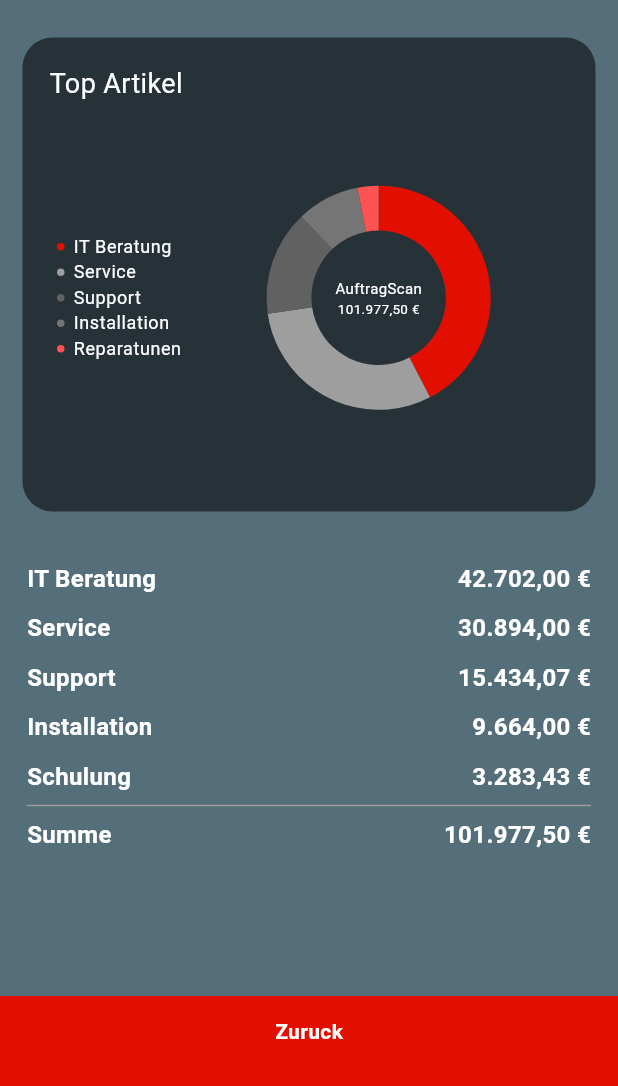
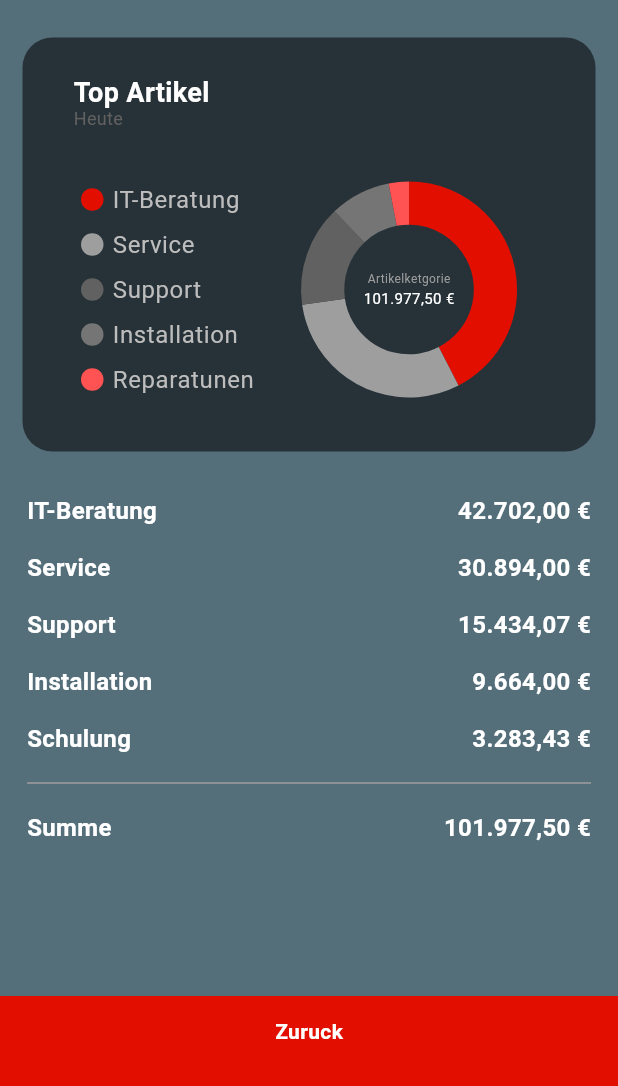
Before and after one commit to darshitsoftrefine/new_proj, a Flutter app: the DetailsScreen screen opened directly, on a phone screen of 412 x 824 dp, the part 150-1236 px from its top. Run offline on Flutter 3.47's test engine with Material 3 defaults, Android fonts, the phone set to English and light mode, and no system bars; our stand-ins replace get, reorderables, syncfusion_flutter_charts.

Commit message:
Made changes in Details Screen UI and some changes in the home/dashboard screen

```diff
--- a/lib/views/details_screen/details_screen.dart
+++ b/lib/views/details_screen/details_screen.dart
@@ -1,15 +1,15 @@
-import 'package:bavaris/views/custom_widgets/custom_widgets.dart';
 import 'package:flutter/material.dart';
 import 'package:get/get.dart';
 import 'package:syncfusion_flutter_charts/charts.dart';
 
 import '../../model/chart_data.dart';
+import '../custom_widgets/custom_widgets.dart';
 
 class DetailsScreen extends StatelessWidget {
   DetailsScreen({super.key});
 
   final List<ChartData> chartData = [
-    ChartData('IT Beratung', '', 42, const Color(0xFFE20F00)),
+    ChartData('IT-Beratung', '', 42, const Color(0xFFE20F00)),
     ChartData('Service', '', 30, Colors.grey),
     ChartData('Support', '', 15, Colors.grey[700]),
     ChartData('Installation', '', 9, Colors.grey[600]),
@@ -35,7 +35,7 @@ class DetailsScreen extends StatelessWidget {
               crossAxisAlignment: CrossAxisAlignment.start,
               children: [
                 Padding(
-                padding: const EdgeInsets.only(left: 15, right: 15, top: 25, bottom: 15),
+                  padding: const EdgeInsets.only(left: 15, right: 15, top: 25, bottom: 10),
                   child: Container(
                     alignment: Alignment.topCenter,
                     decoration: BoxDecoration(
@@ -44,11 +44,33 @@ class DetailsScreen extends StatelessWidget {
                     ),
                     child: Padding(
                       padding: const EdgeInsets.all(8.0),
-                    child: SizedBox(
-                      width: 400,
-                      height: 300,
+                      child: Column(
+                        crossAxisAlignment: CrossAxisAlignment.start,
+                        children: [
+                          SizedBox(
+                            height: 60,
+                            width: 150,
+                            child: Padding(
+                              padding: const EdgeInsets.only(left: 18.0, right: 8.0, top: 18.0, bottom: 1),
                               child: Align(
-                        alignment: Alignment.centerRight,
+                                alignment: Alignment.topLeft,
+                                child: Column(
+                                  crossAxisAlignment: CrossAxisAlignment.start,
+                                  children: [
+                                    const Text("Top Artikel", style: TextStyle(color: Colors.white, fontWeight: FontWeight.bold, fontSize: 18, height: 0.0),),
+                                    Text("Heute", style: TextStyle(color: Colors.grey[700], fontSize: 12.0, height: 0.0),),
+                                  ],
+                                ),
+                              ),
+                            ),
+                          ),
+                          SizedBox(
+                            width: 350,
+                            height: 200,
+                            child: Padding(
+                              padding: const EdgeInsets.only(left: 8.0),
+                              child: Align(
+                                alignment: Alignment.bottomRight,
                                 child: SfCircularChart(
                                   annotations: <CircularChartAnnotation>[
                                     CircularChartAnnotation(
@@ -57,37 +79,36 @@ class DetailsScreen extends StatelessWidget {
                                         crossAxisAlignment: CrossAxisAlignment.center,
                                         children: [
                                           Text(
-                                    'AuftragScan',
+                                            'Artikelketgorie',
                                             style: TextStyle(
-                                      fontSize: 10,
-                                      color: Colors.white,
+                                              fontSize: 8,
+                                              color: Colors.grey,
                                             ),
                                           ),
                                           Text(
                                             '101.977,50 \u{20AC}',
                                             style: TextStyle(
-                                      fontSize: 9,
+                                              fontSize: 10,
                                               color: Colors.white,
                                             ),
                                           ),
                                         ],
                                       ),)
                                   ],
-                          legend: const Legend(
-                              padding: 5,
-                              itemPadding: 1.0,
+                                  legend: Legend(
+                                      padding: 10,
+                                      itemPadding: 9.0,
                                       isVisible: true,
-                              textStyle: TextStyle(fontSize: 12, color: Colors.white),
-                              iconHeight: 5,
-                              iconWidth: 5,
-                              // Legend will be placed at the left
+                                      textStyle: TextStyle(fontSize: 16, color: Colors.grey[400]),
+                                      iconHeight: 15,
+                                      iconWidth: 15,
                                       position: LegendPosition.left
                                   ),
-                          title: ChartTitle(
-                              alignment: ChartAlignment.near,
-                              text: "Top Artikel",
-                              textStyle: TextStyle(fontSize: 18, color: Colors.white)
-                          ),
+                                  // title: ChartTitle(
+                                  //     alignment: ChartAlignment.near,
+                                  //     text: "Top Artikel",
+                                  //     textStyle: const TextStyle(fontSize: 18, color: Colors.white, height: 0.0)
+                                  // ),
 
                                   series: <CircularSeries>[
                                     // Render pie chart
@@ -97,17 +118,20 @@ class DetailsScreen extends StatelessWidget {
                                       yValueMapper: (ChartData data, _) => data.sales,
                                       pointColorMapper: (ChartData data, _) => data.color,
                                       legendIconType: LegendIconType.circle,
-                                radius: '60%',
+                                      radius: '80%',
                                       innerRadius: '60%',
                                       explode: true,
                                       explodeIndex: null,
                                       explodeOffset: "1.9%",
-                                explodeAll: true
+                                      explodeAll: true,
                                       //dataLabelSettings: DataLabelSettings(isVisible: true),
                                     )
                                   ],
                                 ),
                               ),
+                            ),
+                          ),
+                        ],
                       ),
                     ),
                   ),
@@ -116,16 +140,18 @@ class DetailsScreen extends StatelessWidget {
                   padding: const EdgeInsets.all(18.0),
                   child: Column(
                     children: [
-                    CustomWidgets().details('IT Beratung', '42.702,00 \u{20AC}'),
-                    SizedBox(height: 10,),
+                      CustomWidgets().details('IT-Beratung', '42.702,00 \u{20AC}'),
+                      const SizedBox(height: 15,),
                       CustomWidgets().details('Service', '30.894,00 \u{20AC}'),
-                    SizedBox(height: 10,),
+                      const SizedBox(height: 15,),
                       CustomWidgets().details('Support', '15.434,07 \u{20AC}'),
-                    SizedBox(height: 10,),
+                      const SizedBox(height: 15,),
                       CustomWidgets().details('Installation', '9.664,00 \u{20AC}'),
-                    SizedBox(height: 10,),
+                      const SizedBox(height: 15,),
                       CustomWidgets().details('Schulung', '3.283,43 \u{20AC}'),
-                    Divider(color: Colors.grey,),
+                      const SizedBox(height: 10,),
+                      const Divider(color: Colors.grey,),
+                      const SizedBox(height: 10,),
                       CustomWidgets().details('Summe', '101.977,50 \u{20AC}'),
                     ],
                   ),
```
Lines whose indentation alone changed are shown as unchanged.
